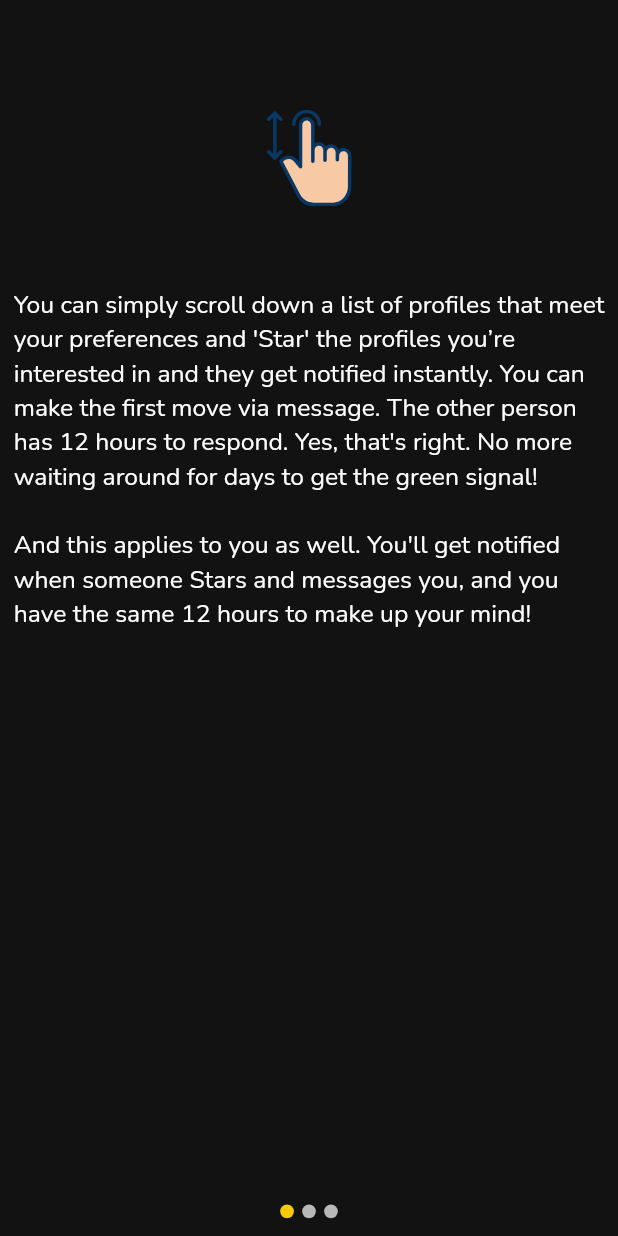
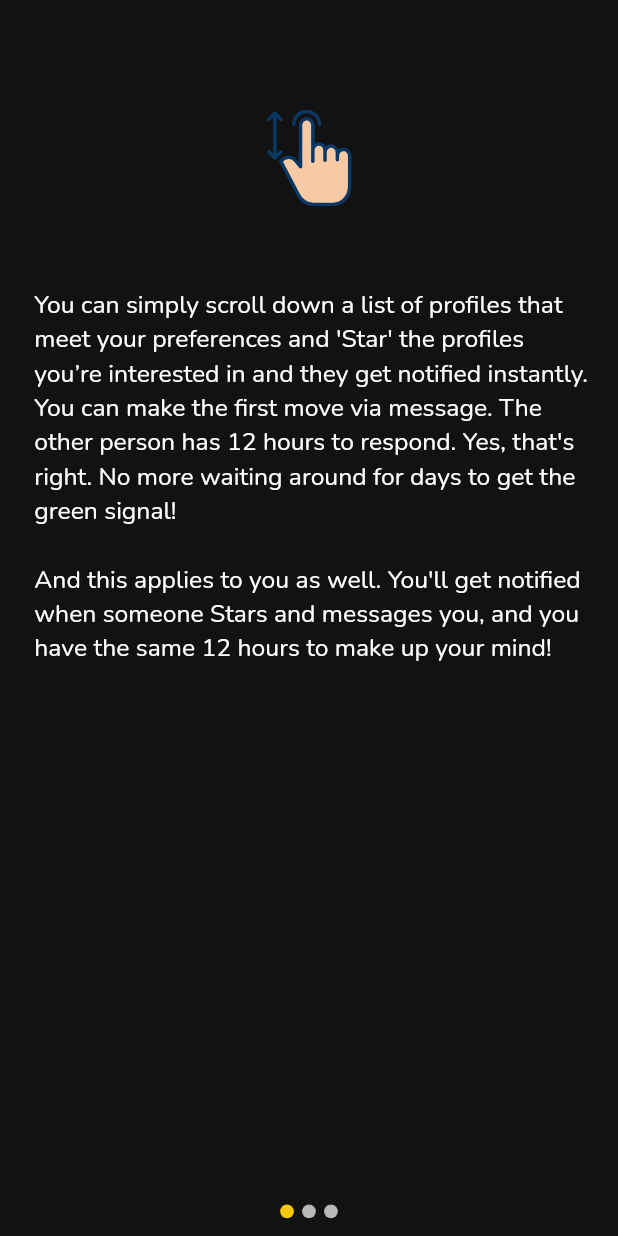
Before and after one commit to naveenbharadwaj19/Explore-Dating, a Flutter app: the GetStartedScreen widget shown alone on an empty page, opened directly, swiped to page 2, on a phone screen of 412 x 824 dp. Run offline on Flutter 3.47's test engine with Material 2 defaults, Android fonts, the phone set to English and light mode, and no system bars; our stand-ins replace another_flushbar, auto_size_text, bubble, cached_network_image, circular_check_box, circular_countdown_timer and 32 more; missing offline and left inert: app_settings, blurhash, clippy_flutter, firebase_ml_vision, firebase_performance, flutter_facebook_auth and 3 more; accounts and stored records are empty; project files that could hold a hidden picture were left out.

Commit message:
increased text margins

```diff
--- a/lib/screens/chats/pop_up_chat_screen.dart
+++ b/lib/screens/chats/pop_up_chat_screen.dart
@@ -47,7 +47,7 @@ class _PopUpChat extends StatelessWidget {
                     // ? title
                     margin: const EdgeInsets.only(left: 15),
                     child: const Text(
-                      "Something here", // ! this title doesn't make sense
+                      "Introduce yourself",
                       overflow: TextOverflow.ellipsis,
                       style: TextStyle(
                         color: Colors.white,
@@ -125,7 +125,7 @@ class _PopUpChat extends StatelessWidget {
             ),
             Container(
               // ? disapper info
-              margin: const EdgeInsets.only(top: 30, left: 5, right: 5),
+              margin: const EdgeInsets.only(top: 30, left: 20, right: 15),
               child: Text(
                 "Will unmatch if ${scrollUserDetails[index]["name"]} didn't respond within 12hrs",
                 textAlign: TextAlign.center,
--- a/lib/screens/profile/preview_screen.dart
+++ b/lib/screens/profile/preview_screen.dart
@@ -351,7 +351,7 @@ class _SliverList extends StatelessWidget {
 Widget _errorMessage(BuildContext context) {
   return Center(
     child: Container(
-      margin: const EdgeInsets.all(5),
+      margin: const EdgeInsets.all(15),
       child: RichText(
         text: TextSpan(
           text:
@@ -373,7 +373,7 @@ Widget _errorMessage(BuildContext context) {
           ],
         ),
         textAlign: TextAlign.center,
-        maxLines: 4,
+        maxLines: 5,
         overflow: TextOverflow.clip,
       ),
     ),
--- a/lib/screens/report/report_screen.dart
+++ b/lib/screens/report/report_screen.dart
@@ -184,7 +184,7 @@ class _ReportScreen extends StatelessWidget {
               // ignore: deprecated_member_use
               child: FlatButton(
                 child: const Text(
-                  "Against explore dating",
+                  "Against Explore Dating",
                   maxLines: 1,
                   overflow: TextOverflow.ellipsis,
                   style: TextStyle(color: Colors.white, fontSize: 18),
--- a/lib/screens/signup_screens/get_started_screen.dart
+++ b/lib/screens/signup_screens/get_started_screen.dart
@@ -75,10 +75,10 @@ Please be polite and respectful towards other and follow community guidelines. W
                   Container(
                     // content
                     margin: EdgeInsets.only(
-                        top: index == 0 ? 130 : 60, left: 10, right: 7),
+                        top: index == 0 ? 130 : 60, left: 25, right: 15),
                     child: Text(
                       overView[index]["content"],
-                      maxLines: 15,
+                      maxLines: 17,
                       textAlign: TextAlign.start,
                       overflow: TextOverflow.clip,
                       style: const TextStyle(
--- a/lib/screens/signup_screens/show_me_screen.dart
+++ b/lib/screens/signup_screens/show_me_screen.dart
@@ -35,7 +35,7 @@ class _ShowMeScreenState extends State<ShowMeScreen> {
       child: Column(
         children: [
           Container(
-              margin: const EdgeInsets.symmetric(vertical: 40),
+              margin: const EdgeInsets.symmetric(vertical: 50),
               child: Text(
                 "-Show me-",
                 style: const TextStyle(
```
Also changed, not shown: lib/widgets/report/report_widgets.dart (+6 -7 lines).
